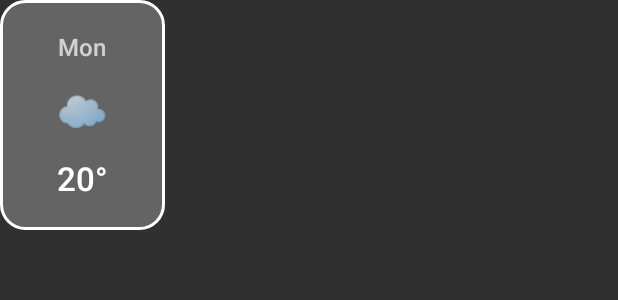
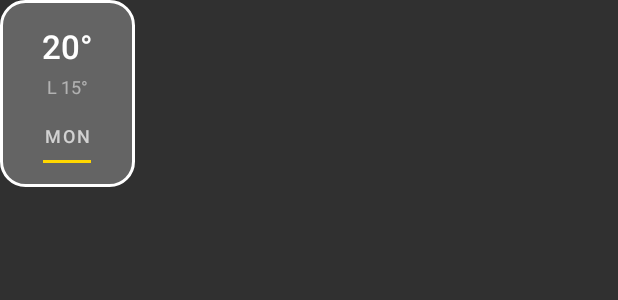
Before and after one commit to livysurf/tv-weather, an Android app: the layout item_daily.xml on its own in the app's theme, with its tools: preview values and no code run, on a phone screen of 412 x 824 dp. Shown: the top 300 px of the screen. Run offline under Robolectric (Android 15) with nearby library versions, the phone set to English and light mode, and no system bars.

Commit message:
Update item_daily.xml

```diff
--- a/app/src/main/res/layout/item_daily.xml
+++ b/app/src/main/res/layout/item_daily.xml
@@ -1,11 +1,19 @@
 <?xml version="1.0" encoding="utf-8"?>
 <LinearLayout xmlns:android="http://schemas.android.com/apk/res/android"
-    android:layout_width="110dp" android:layout_height="wrap_content"
-    android:layout_marginEnd="16dp" android:background="@drawable/glass_daily_selector"
-    android:focusable="true" android:focusableInTouchMode="true"
-    android:gravity="center" android:orientation="vertical"
-    android:paddingTop="20dp" android:paddingBottom="20dp">
-    <TextView android:id="@+id/day_name" android:layout_width="wrap_content" android:layout_height="wrap_content" android:text="Mon" android:textColor="#B3FFFFFF" android:textSize="16sp" android:fontFamily="sans-serif-medium"/>
-    <TextView android:id="@+id/day_icon" android:layout_width="wrap_content" android:layout_height="wrap_content" android:layout_marginTop="12dp" android:text="☁️" android:textSize="28sp"/>
-    <TextView android:id="@+id/day_temp" android:layout_width="wrap_content" android:layout_height="wrap_content" android:layout_marginTop="12dp" android:text="20°" android:textColor="#FFFFFF" android:textSize="22sp" android:fontFamily="sans-serif-medium"/>
+    android:layout_width="90dp"
+    android:layout_height="wrap_content"
+    android:layout_marginEnd="12dp"
+    android:background="@drawable/glass_daily_selector"
+    android:focusable="true"
+    android:focusableInTouchMode="true"
+    android:gravity="center"
+    android:orientation="vertical"
+    android:paddingTop="16dp"
+    android:paddingBottom="16dp">
+
+    <TextView android:id="@+id/day_temp" android:layout_width="wrap_content" android:layout_height="wrap_content" android:text="20°" android:textColor="#FFFFFF" android:textSize="22sp" android:fontFamily="sans-serif-medium"/>
+    <TextView android:id="@+id/day_low" android:layout_width="wrap_content" android:layout_height="wrap_content" android:layout_marginTop="4dp" android:text="L 15°" android:textColor="#80FFFFFF" android:textSize="12sp"/>
+    <TextView android:id="@+id/day_name" android:layout_width="wrap_content" android:layout_height="wrap_content" android:layout_marginTop="16dp" android:text="MON" android:textColor="#B3FFFFFF" android:textSize="12sp" android:fontFamily="sans-serif-medium" android:letterSpacing="0.1"/>
+    <View android:layout_width="32dp" android:layout_height="2dp" android:layout_marginTop="8dp" android:background="#FFD700"/>
+    <TextView android:id="@+id/day_icon" android:layout_width="wrap_content" android:layout_height="wrap_content" android:visibility="gone"/>
 </LinearLayout>
```
